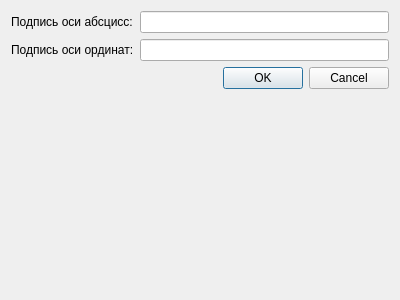
First picture: the form in Actions/Axes/signaxesdialog.ui, repository GirvitAlexander/Graph, before the edit.
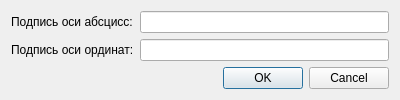
Second picture: the form after the edit.

```diff
--- a/Actions/Axes/signaxesdialog.ui
+++ b/Actions/Axes/signaxesdialog.ui
@@ -7,7 +7,7 @@
     <x>0</x>
     <y>0</y>
     <width>400</width>
-    <height>300</height>
+    <height>83</height>
    </rect>
   </property>
   <property name="windowTitle">
```
